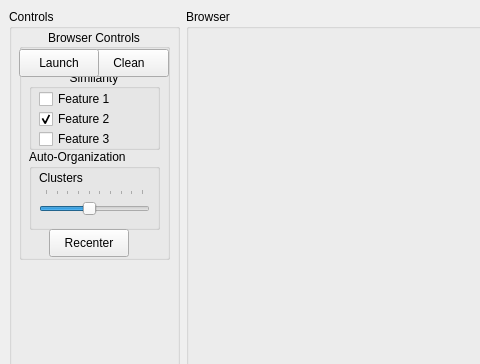
MediaCycle/MediaCycle, file apps/imagecycle-osg-qt/ACImageCycleOsgQt.ui: the form before one commit; both pictures show x 0 to 480 and y 0 to 364 of the 902 by 622 pixel window.
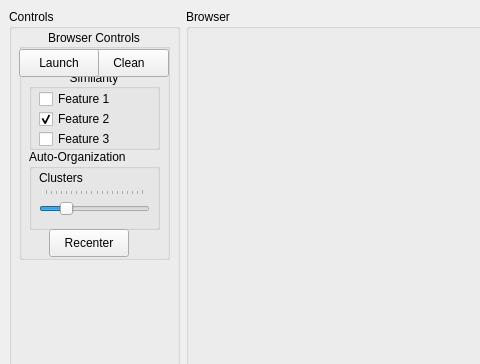
The form after the commit. Custom widgets are drawn as their Qt base class.

What changed in the file:
```diff
--- a/apps/imagecycle-osg-qt/ACImageCycleOsgQt.ui
+++ b/apps/imagecycle-osg-qt/ACImageCycleOsgQt.ui
@@ -168,8 +168,8 @@
          <property name="minimum">
           <number>1</number>
          </property>
-         <property name="maximum">
-          <number>10</number>
+         <property name="maximum" >
+          <number>20</number>
          </property>
          <property name="value">
           <number>5</number>
```
Left out of the diff: 155 changed lines with no effect on the pictures.
